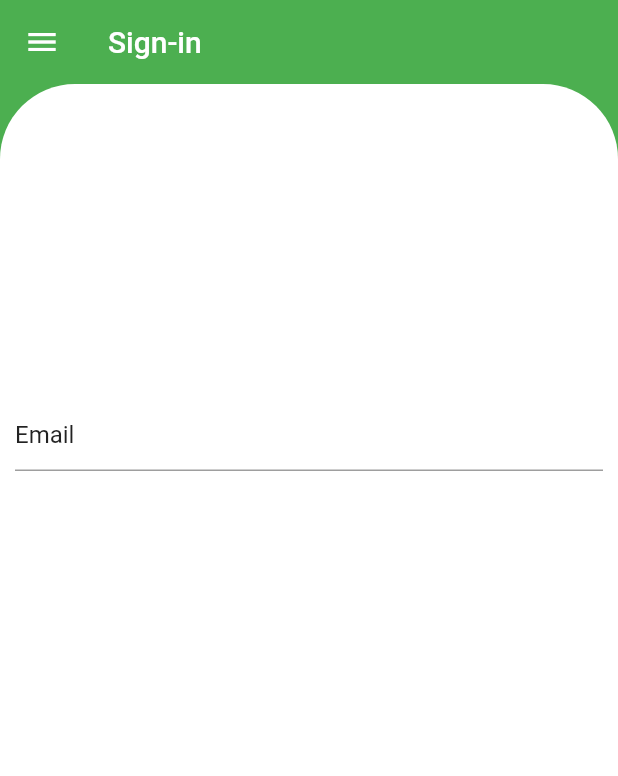
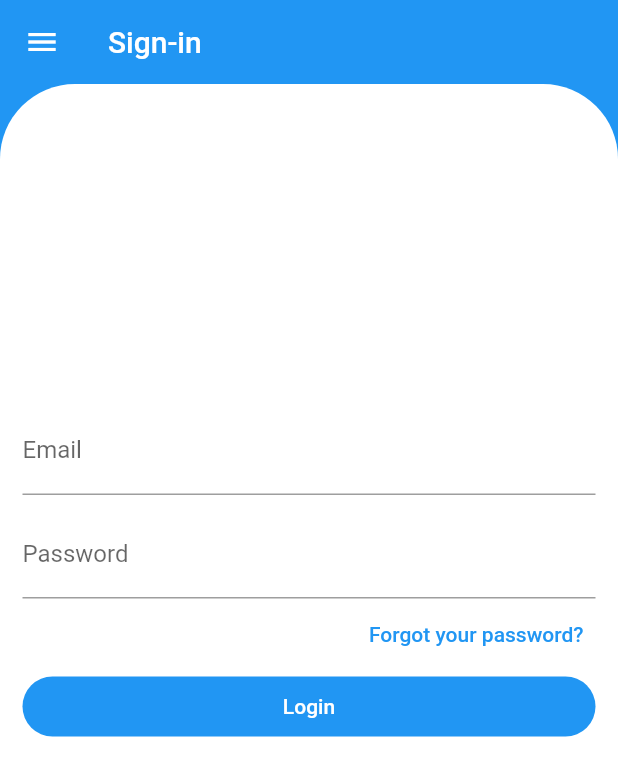
Before and after one commit to kzjstudio/meal_planner, a Flutter app: the SigninScreen screen opened directly, on a phone screen of 412 x 824 dp. Shown: the top 776 px of the screen. Run offline on Flutter 3.47's test engine with Material 2 defaults, Android fonts, the phone set to English and light mode, and no system bars; our stand-ins replace cloud_firestore, firebase_auth, firebase_core, loading_animation_widget, shared_preferences; accounts and stored records are empty.

```diff
--- a/lib/main.dart
+++ b/lib/main.dart
@@ -60,6 +60,7 @@ class _MyAppState extends State<MyApp> {
   @override
   Widget build(BuildContext context) {
     return StreamProvider<TheUser?>.value(
+      catchError: (_, __) => null,
       initialData: null,
       value: AuthService().user,
       child: MaterialApp(
--- a/lib/screens/category_meals_screen.dart
+++ b/lib/screens/category_meals_screen.dart
@@ -52,7 +52,7 @@ class _CatergoryMealScreenState extends State<CatergoryMealScreen> {
 
             return Center(
               child: LoadingAnimationWidget.fourRotatingDots(
-                  color: Colors.green, size: 50),
+                  color: Theme.of(context).primaryColor, size: 50),
             );
           }),
     );
--- a/lib/screens/signin_screen.dart
+++ b/lib/screens/signin_screen.dart
@@ -15,9 +15,8 @@ class _SigninScreenState extends State<SigninScreen> {
   @override
   Widget build(BuildContext context) {
     return Scaffold(
-      backgroundColor: Colors.green,
+      backgroundColor: Theme.of(context).primaryColor,
       appBar: AppBar(
-        backgroundColor: Colors.green,
         title: const Text('Sign-in'),
         elevation: 0,
       ),
@@ -28,20 +27,31 @@ class _SigninScreenState extends State<SigninScreen> {
         child: Container(
             color: Colors.white,
             child: Padding(
-              padding: const EdgeInsets.all(10.0),
-              child: Column(
-                children: [
-                  Form(
-                    child: Column(children: [
-                      SizedBox(
-                        height: 200,
-                      ),
-                      TextFormField(
-                        initialValue: 'Email',
-                      ),
-                    ]),
-                  )
-                ],
+              padding: const EdgeInsets.all(15.0),
+              child: Form(
+                child: ListView(children: [
+                  const SizedBox(
+                    height: 200,
+                  ),
+                  TextFormField(
+                    decoration: const InputDecoration(label: Text('Email')),
+                  ),
+                  const SizedBox(
+                    height: 10,
+                  ),
+                  TextFormField(
+                    decoration: const InputDecoration(label: Text('Password')),
+                  ),
+                  Row(
+                    mainAxisAlignment: MainAxisAlignment.end,
+                    children: [
+                      TextButton(
+                          onPressed: () {},
+                          child: const Text('Forgot your password?'))
+                    ],
+                  ),
+                  FilledButton(onPressed: () {}, child: Text('Login'))
+                ]),
               ),
             )),
       ),
```
